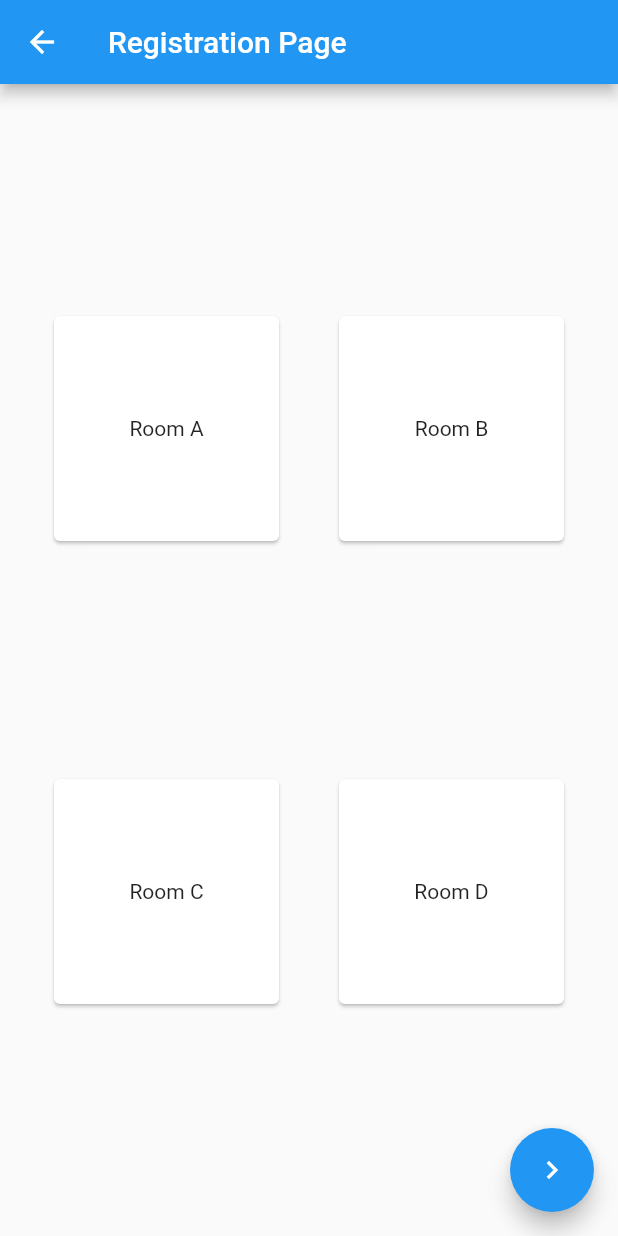
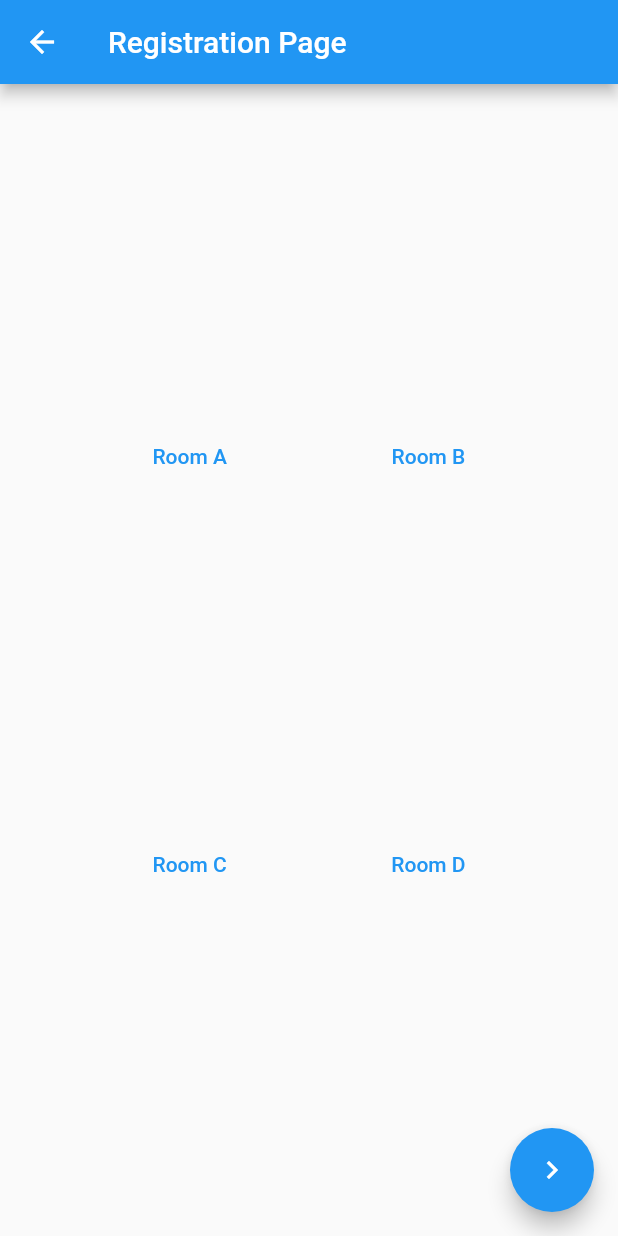
Before and after one commit to ahmdirfnz/Hostel-Management-System, a Flutter app: the BookingRoom screen opened by its route, on a phone screen of 412 x 824 dp. Run offline on Flutter 3.47's test engine with Material 2 defaults, Android fonts, the phone set to English and light mode, and no system bars; our stand-ins replace cloud_firestore, firebase_auth, firebase_core, modal_progress_hud; accounts and stored records are empty.

Commit message:
update code

```diff
--- a/lib/registration.dart
+++ b/lib/registration.dart
@@ -8,6 +8,39 @@ class MyRegister extends StatefulWidget {
 
   @override
   _MyRegisterState createState() => _MyRegisterState();
+
+}
+
+class User {
+  final String fullName;
+  final String userName;
+  final String matricNumber;
+  final int mobileNumber;
+  final String email;
+  final String password;
+  final String room;
+
+  User({
+    this.fullName = "",
+    this.userName = "",
+    this.matricNumber = "",
+    this.mobileNumber = 0,
+    this.email = "",
+    this.password = "",
+    this.room = "",
+
+  });
+
+  Map<String, dynamic> toJson() => {
+    'fullName': fullName,
+    'userName': userName,
+    'matricNumber': matricNumber,
+    'mobileNumber': mobileNumber,
+    'email': email,
+    'password': password,
+    'room': room,
+
+  };
 }
 
 class _MyRegisterState extends State<MyRegister> {
@@ -23,7 +56,9 @@ class _MyRegisterState extends State<MyRegister> {
 
   Future createUser(User user) async {
 
-    final docUser = FirebaseFirestore.instance.collection('student').doc();
+    final docUser = FirebaseFirestore.instance.collection('student').doc(user.matricNumber);
+
+    // final CollectionReference postRef = FirebaseFirestore.instance.collection('student');
 
     final json = user.toJson();
     await docUser.set(json);
@@ -200,6 +235,7 @@ class _MyRegisterState extends State<MyRegister> {
             mobileNumber: int.parse(phoneNumberController.text),
             email: emailController.text,
             password: passwordController.text,
+            room: "Room A",
       );
           setState(() {
             Navigator.pushNamed(context, "room_screen");
@@ -214,34 +250,7 @@ class _MyRegisterState extends State<MyRegister> {
   }
 }
 
-class User {
-  final String fullName;
-  final String userName;
-  final String matricNumber;
-  final int mobileNumber;
-  final String email;
-  final String password;
 
-  User({
-    this.fullName = "",
-    this.userName = "",
-    this.matricNumber = "",
-    this.mobileNumber = 0,
-    this.email = "",
-    this.password = "",
-
-});
-
-  Map<String, dynamic> toJson() => {
-  'fullName': fullName,
-  'userName': userName,
-  'matricNumber': matricNumber,
-  'mobileNumber': mobileNumber,
-  'email': email,
-  'password': password,
-
-  };
-}
 
 class BookingRoom extends StatefulWidget {
   const BookingRoom({Key? key}) : super(key: key);
@@ -251,11 +260,29 @@ class BookingRoom extends StatefulWidget {
 }
 
 class _BookingRoomState extends State<BookingRoom> {
+
+
+  Future addRoom(User user) async {
+
+    final docUser = FirebaseFirestore.instance.collection('student').doc(user.matricNumber);
+
+    // final CollectionReference postRef = FirebaseFirestore.instance.collection('student');
+
+    // docUser.update({'room': user.room});
+
+    final json = user.toJson();
+    await docUser.set(json);
+
+  }
+
+
+
+
   @override
   Widget build(BuildContext context) {
     return Scaffold(
       appBar: AppBar(
-        title: Text('Registration Page'),
+        title: const Text('Registration Page'),
       ),
       body: Center(
         child: Row(
@@ -263,47 +290,38 @@ class _BookingRoomState extends State<BookingRoom> {
           children: [
             Column(
               mainAxisAlignment: MainAxisAlignment.spaceEvenly,
-              children: const [
-                Card(
-                  child: SizedBox(
-                    width: 150,
-                    height: 150,
-                    child: Center(
-                      child: Text('Room A'),
-                    ),
-                  ),
+              children:  [
+                TextButton(
+                    onPressed: () {
+                      final user = User(
+                        room: 'Room A',
+                      );
+                      addRoom(user);
+                    },
+                    child: Text('Room A'),
                 ),
-                Card(
-                  child: SizedBox(
-                    width: 150,
-                    height: 150,
-                    child: Center(
-                      child: Text('Room C'),
-                    ),
-                  ),
+                TextButton(
+                  onPressed: () {
+
+                  },
+                  child: Text('Room C'),
                 ),
               ],
             ),
             Column(
               mainAxisAlignment: MainAxisAlignment.spaceEvenly,
-              children: const [
-                Card(
-                  child: SizedBox(
-                    width: 150,
-                    height: 150,
-                    child: Center(
-                      child: Text('Room B'),
-                    ),
-                  ),
+              children:  [
+                TextButton(
+                  onPressed: () {
+
+                  },
+                  child: Text('Room B'),
                 ),
-                Card(
-                  child: SizedBox(
-                    width: 150,
-                    height: 150,
-                    child: Center(
-                      child: Text('Room D'),
-                    ),
-                  ),
+                TextButton(
+                  onPressed: () {
+
+                  },
+                  child: Text('Room D'),
                 ),
               ],
             ),
```
